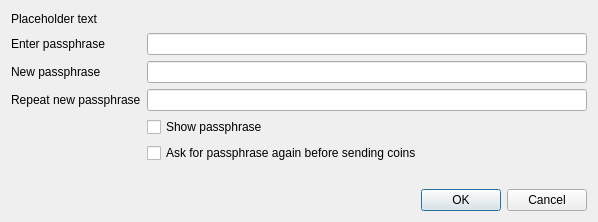
This is src/qt/forms/askpassphrasedialog.ui in MotoAcidic/OmniXEP as Qt 5 draws it before an edit. The edited form follows.
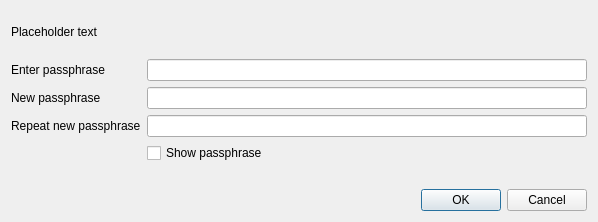
This is the edited form.

Commit message:
Revert "Add option to always ask for password before sending"
This reverts commit 2b068c83c61230d25b99a0d2405fd24666dbc297.

Patch:
```diff
--- a/src/qt/forms/askpassphrasedialog.ui
+++ b/src/qt/forms/askpassphrasedialog.ui
@@ -100,13 +100,6 @@
       </widget>
      </item>
      <item row="4" column="1">
-      <widget class="QCheckBox" name="unlockAskingForPasswordCheckbox">
-       <property name="text">
-        <string>Ask for passphrase again before sending coins</string>
-       </property>
-      </widget>
-     </item>
-     <item row="5" column="1">
       <widget class="QLabel" name="capsLabel">
        <property name="font">
         <font>
```
The commit also changes 11 other files.
